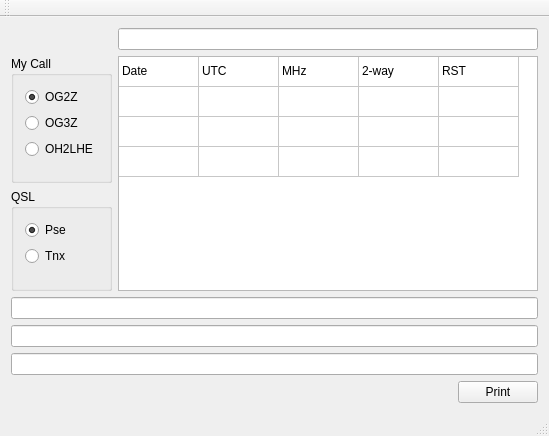
Above: mainwindow.ui from eloranta/print-qsl before the change. Below: the same form after it.
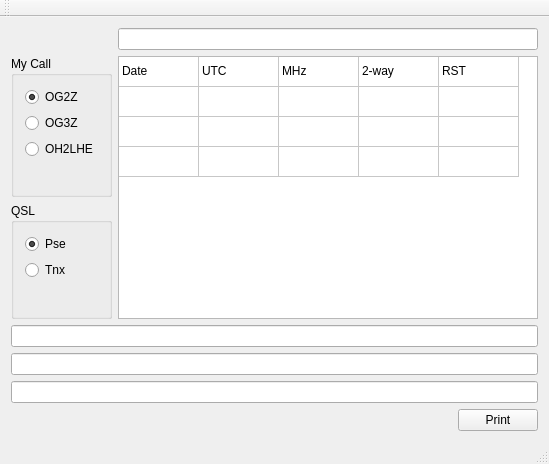
That is the form after the change.

Commit message: made ui higher

Patch:
```diff
--- a/mainwindow.ui
+++ b/mainwindow.ui
@@ -7,7 +7,7 @@
     <x>0</x>
     <y>0</y>
     <width>549</width>
-    <height>436</height>
+    <height>464</height>
    </rect>
   </property>
   <property name="windowTitle">
```
The commit also changes 1 other file.
